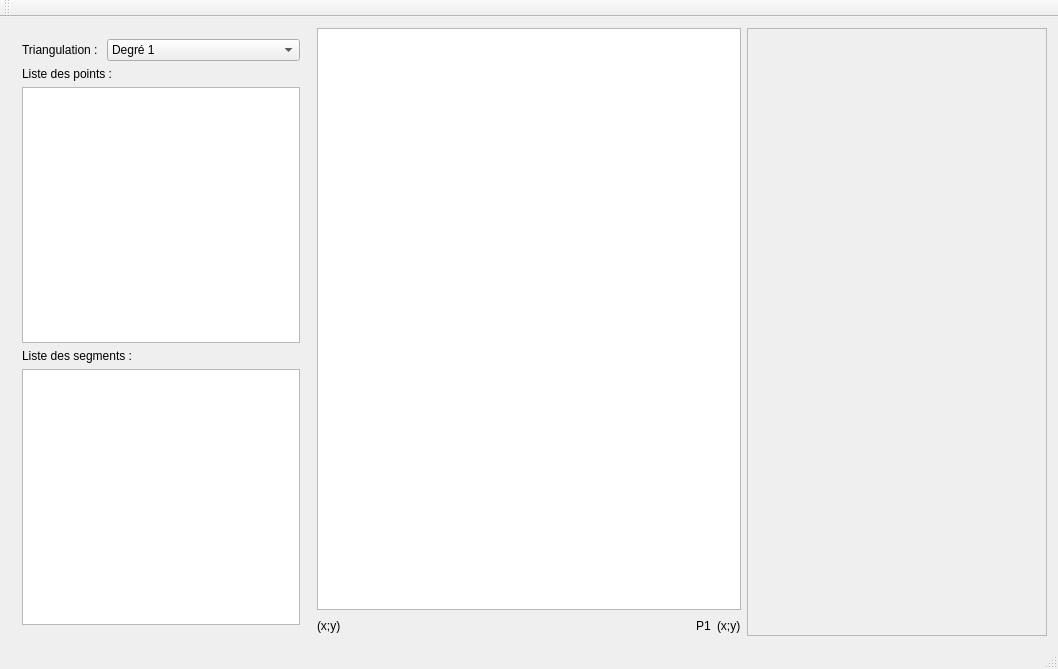
The window that mainwindow.ui (Pandraghon/TriaGUI) describes before a commit, drawn with Qt 5.
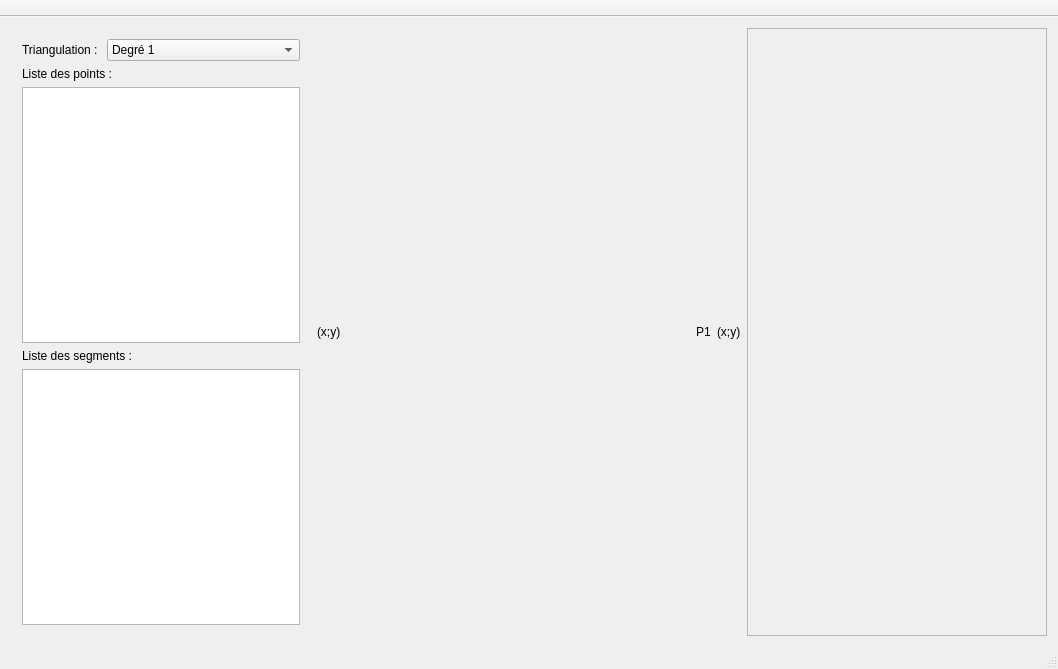
The same window after the commit.

```diff
--- a/mainwindow.ui
+++ b/mainwindow.ui
@@ -137,19 +137,6 @@
       </item>
       <item>
        <layout class="QVBoxLayout" name="drawingLayout">
-        <item>
-         <widget class="QGraphicsView" name="areaDrawing">
-          <property name="minimumSize">
-           <size>
-            <width>300</width>
-            <height>300</height>
-           </size>
-          </property>
-          <property name="mouseTracking">
-           <bool>false</bool>
-          </property>
-         </widget>
-        </item>
         <item>
          <layout class="QHBoxLayout" name="horizontalLayout_2">
           <item>
@@ -227,6 +214,9 @@
    </property>
   </widget>
   <widget class="QToolBar" name="mainToolBar">
+   <property name="movable">
+    <bool>false</bool>
+   </property>
    <attribute name="toolBarArea">
     <enum>TopToolBarArea</enum>
    </attribute>
```
